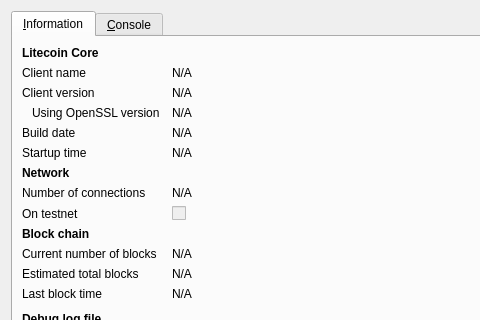
yodacoin/123, file src/qt/forms/rpcconsole.ui: the form before one commit; both pictures show x 0 to 480 and y 0 to 320 of the 740 by 450 pixel window.
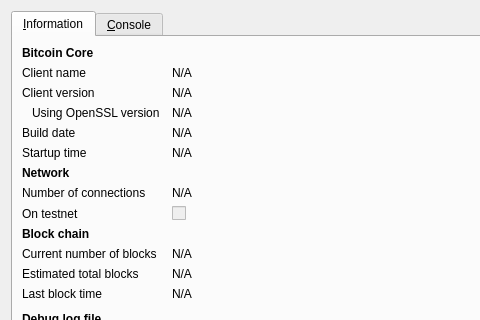
The form after the commit. Icons and pictures are not drawn.

```diff
--- a/src/qt/forms/rpcconsole.ui
+++ b/src/qt/forms/rpcconsole.ui
@@ -36,7 +36,7 @@
           </font>
          </property>
          <property name="text">
-          <string>Litecoin Core</string>
+          <string>Bitcoin Core</string>
          </property>
         </widget>
        </item>
```
Left out of the diff: 6 changed lines with no effect on the pictures.
